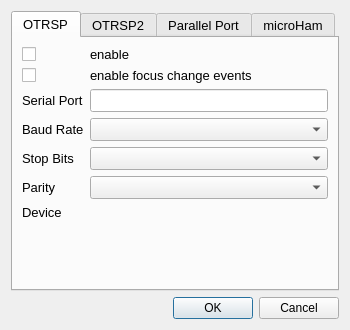
First picture: the form in so2sdr/so2rdialog.ui, repository n4ogw/so2sdr, before the edit.
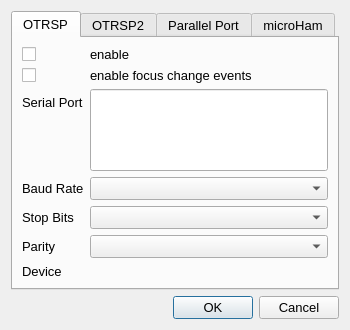
Second picture: the form after the edit.

```diff
--- a/so2sdr/so2rdialog.ui
+++ b/so2sdr/so2rdialog.ui
@@ -11,7 +11,7 @@
    </rect>
   </property>
   <property name="sizePolicy">
-   <sizepolicy hsizetype="Fixed" vsizetype="Fixed">
+   <sizepolicy hsizetype="MinimumExpanding" vsizetype="MinimumExpanding">
     <horstretch>0</horstretch>
     <verstretch>0</verstretch>
    </sizepolicy>
@@ -24,10 +24,16 @@
   </property>
   <property name="maximumSize">
    <size>
-    <width>350</width>
-    <height>330</height>
+    <width>700</width>
+    <height>661</height>
    </size>
   </property>
+  <property name="font">
+   <font>
+    <family>Liberation Sans</family>
+    <pointsize>10</pointsize>
+   </font>
+  </property>
   <property name="windowTitle">
    <string>SO2R devices</string>
   </property>
@@ -37,6 +43,12 @@
   <layout class="QVBoxLayout" name="verticalLayout_4">
    <item>
     <widget class="QTabWidget" name="tabWidget_2">
+     <property name="sizePolicy">
+      <sizepolicy hsizetype="MinimumExpanding" vsizetype="MinimumExpanding">
+       <horstretch>0</horstretch>
+       <verstretch>0</verstretch>
+      </sizepolicy>
+     </property>
      <property name="font">
       <font>
        <pointsize>10</pointsize>
@@ -70,7 +82,14 @@
           </widget>
          </item>
          <item row="2" column="1">
-          <widget class="QLineEdit" name="lineEditOTRSPPort1"/>
+          <widget class="QLineEdit" name="lineEditOTRSPPort1">
+           <property name="sizePolicy">
+            <sizepolicy hsizetype="MinimumExpanding" vsizetype="MinimumExpanding">
+             <horstretch>0</horstretch>
+             <verstretch>0</verstretch>
+            </sizepolicy>
+           </property>
+          </widget>
          </item>
          <item row="3" column="0">
           <widget class="QLabel" name="label_15">
```
